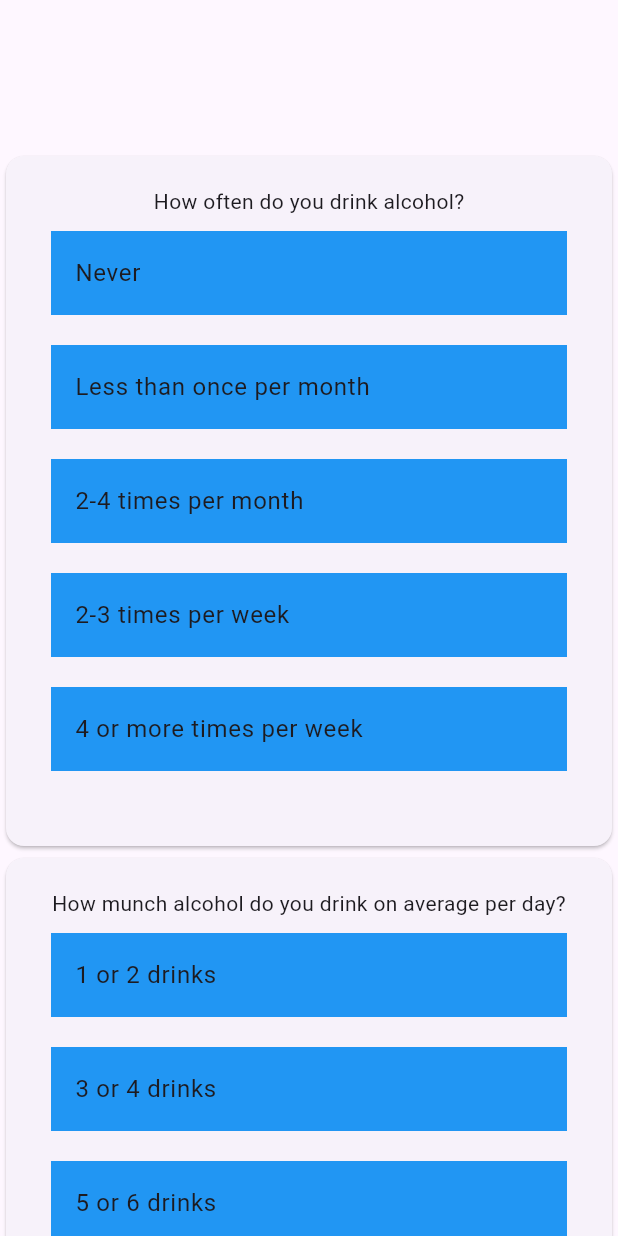
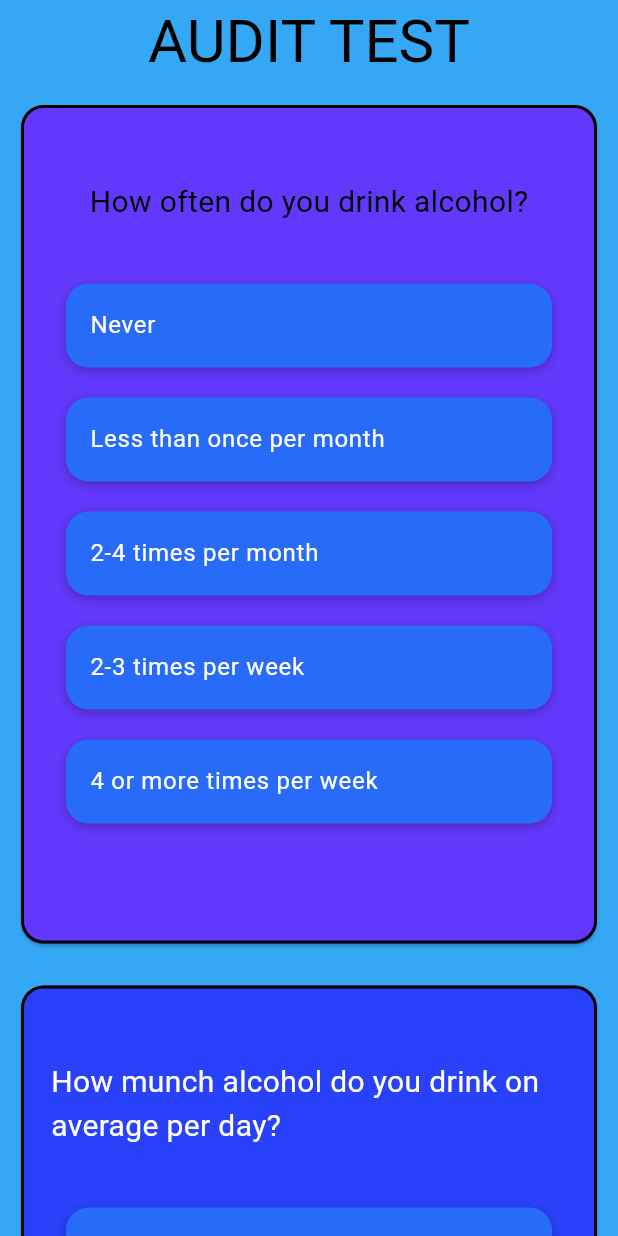
Before and after one commit to paololaudicina/login_flow_prova, a Flutter app: the Questionario screen opened directly, on a phone screen of 412 x 824 dp. Run offline on Flutter 3.47's test engine with Material 3 defaults, Android fonts, the phone set to English and light mode, and no system bars; our stand-ins replace jwt_decoder, shared_preferences; accounts and stored records are empty.

Commit message:
modifica colori

```diff
--- a/lib/screens/questionario.dart
+++ b/lib/screens/questionario.dart
@@ -17,7 +17,7 @@ class Questionario extends StatefulWidget {
 class _QuestionarioState extends State<Questionario> {
   final _quiz = Quiz();
   Map<int, int?> _selectedIndexMap = {};
-  int punteggio =0;
+  int punteggio = 0;
 
   void _changeColor(int quizIndex, int optionIndex) {
     setState(() {
@@ -33,10 +33,26 @@ class _QuestionarioState extends State<Questionario> {
       itemBuilder: (context, index) {
         bool isSelected = _selectedIndexMap[quizIndex] == index;
         return Container(
+          decoration: BoxDecoration(
+            color: isSelected
+                ? Color.fromARGB(255, 31, 148, 244)
+                : Color.fromARGB(255, 41, 107, 249),
+            borderRadius: BorderRadius.circular(15),
+            boxShadow: [
+              BoxShadow(
+                color: Colors.black26,
+                blurRadius: 5.0,
+                offset: Offset(0, 2),
+              ),
+            ],
+          ),
           margin: const EdgeInsets.all(10),
           child: ListTile(
-            tileColor: isSelected ? Colors.green : Colors.blue,
-            title: Text(_quiz.quiz[quizIndex].options.answer[index]),
+            // tileColor: isSelected ? Color.fromARGB(255, 31, 148, 244) : Color.fromARGB(255, 79, 41, 249),
+            title: Text(
+              _quiz.quiz[quizIndex].options.answer[index],
+              style: TextStyle(color: Colors.white),
+            ),
             onTap: () => _changeColor(quizIndex, index),
           ),
         );
@@ -44,75 +60,141 @@ class _QuestionarioState extends State<Questionario> {
       itemCount: _quiz.quiz[quizIndex].options.answer.length,
     );
   }
-
+// Color.fromARGB(255, 43, 100, 244)
   @override
   Widget build(BuildContext context) {
-
-    return Scaffold(
-      body: Padding(
-        padding: const EdgeInsets.only(top:100),
-        child: SingleChildScrollView(
+    return SafeArea(
+      child: Scaffold(
+          backgroundColor: Color.fromARGB(255, 53, 168, 245),
+          appBar: AppBar(
+            title: const Row(
+              mainAxisAlignment: MainAxisAlignment.center,
+              children: [
+                Text('AUDIT TEST',
+                    style: TextStyle(fontSize: 40, color: Colors.black)),
+              ],
+            ),
+            backgroundColor: Color.fromARGB(255, 53, 168, 245),
+          ),
+          body: SingleChildScrollView(
             child: Column(
               mainAxisAlignment: MainAxisAlignment.center,
               children: [
-              Card(
+                Padding(
+                  padding: const EdgeInsets.all(10),
+                  child: Card(
+                    color: Color.fromARGB(255, 99, 56, 253),
+
+                    shape: RoundedRectangleBorder(
+                      borderRadius: BorderRadius.circular(
+                          15.0), // Imposta il raggio degli angoli del bordo
+                      side: BorderSide(
+                          color: Colors.black,
+                          width:
+                              2.0), // Imposta il colore e lo spessore del bordo
+                    ),
                     child: Padding(
-                  padding: const EdgeInsets.all(20),
+                      padding: const EdgeInsets.only(top:50,left: 20,right: 20),
                       child: Column(
                           mainAxisAlignment: MainAxisAlignment.center,
-                    children:
-                    [ Text(_quiz.quiz[0].title),
-                      SizedBox(
-                        height: 400, // Imposta un'altezza per il ListView
+                          children: [
+                            Text(
+                              _quiz.quiz[0].title,
+                              style: const TextStyle(
+                                  fontSize: 20, color: Colors.black),
+                            ),
+                            Padding(
+                              padding: const EdgeInsets.only(top: 30),
+                              child: SizedBox(
+                                height: 450, // Imposta un'altezza per il ListView
                                 child: _listView(0),
                               ),
-                    ]
+                            ),
+                          ]),
                     ),
                   ),
                 ),
-               Card(
+                Padding(
+                  padding: const EdgeInsets.all(10),
+                  child: Card(
+                    color: Color.fromARGB(255, 41, 65, 249),
+                    shape: RoundedRectangleBorder(
+                      borderRadius: BorderRadius.circular(
+                          15.0), // Imposta il raggio degli angoli del bordo
+                      side: BorderSide(
+                          color: Colors.black,
+                          width:
+                              2.0), // Imposta il colore e lo spessore del bordo
+                    ),
                     child: Padding(
-                  padding: const EdgeInsets.all(20),
+                      padding: const EdgeInsets.only(top:50,left: 20,right: 20),
                       child: Column(
                           mainAxisAlignment: MainAxisAlignment.center,
-                    children:
-                    [ Text(_quiz.quiz[1].title),
-                      SizedBox(
-                        height: 400, // Imposta un'altezza per il ListView
+                          children: [
+                            Text(_quiz.quiz[1].title,
+                                style: const TextStyle(
+                                    fontSize: 20, color: Colors.white)),
+                            Padding(
+                              padding: const EdgeInsets.only(top: 30),
+                              child: SizedBox(
+                                height: 450, // Imposta un'altezza per il ListView
                                 child: _listView(1),
                               ),
-                    ]
+                            ),
+                          ]),
                     ),
                   ),
                 ),
-               Card(
+                Padding(
+                  padding: const EdgeInsets.all(10),
+                  child: Card(
+                    color: Color.fromARGB(255, 37, 6, 142),
+                    shape: RoundedRectangleBorder(
+                      borderRadius: BorderRadius.circular(
+                          15.0), // Imposta il raggio degli angoli del bordo
+                      side: BorderSide(
+                          color: Colors.black,
+                          width:
+                              2.0), // Imposta il colore e lo spessore del bordo
+                    ),
                     child: Padding(
-                  padding: const EdgeInsets.all(20),
+                      padding: EdgeInsets.only(top:50,left: 20,right: 20),
                       child: Column(
                           mainAxisAlignment: MainAxisAlignment.center,
-                    children:
-                    [ Text(_quiz.quiz[2].title),
-                      SizedBox(
-                        height: 400, // Imposta un'altezza per il ListView
+                          children: [
+                            Text(_quiz.quiz[2].title,
+                                style: const TextStyle(
+                                    fontSize: 20, color: Colors.white)),
+                            Padding(
+                              padding: const EdgeInsets.only(top: 30),
+                              child: SizedBox(
+                                height: 450, // Imposta un'altezza per il ListView
                                 child: _listView(2),
                               ),
-                    ]
+                            ),
+                          ]),
                     ),
                   ),
                 ),
-
-              ElevatedButton(onPressed: () async{
+                ElevatedButton(
+                    onPressed: () async {
                       final sp = await SharedPreferences.getInstance();
-               await sp.setInt('punteggio',punteggio);
-               Navigator.pushReplacement(context, MaterialPageRoute(builder: (_) => SplashQuiz()));
-
+                      await sp.setInt('punteggio', punteggio);
+                      Navigator.pushReplacement(context,
+                          MaterialPageRoute(builder: (_) => SplashQuiz()));
                     },
-              child: Text('Save'))
+                    style: ElevatedButton.styleFrom(
+                        backgroundColor: Colors.blue,
+                        shape: RoundedRectangleBorder(
+                            borderRadius: BorderRadius.all(Radius.circular(15)),
+                            side: BorderSide(color: Colors.black))),
+                    child: Text(
+                      'Save',
+                      style: TextStyle(color: Colors.white),
+                    ))
               ],
             ),
-        ),
-      )
-
+          )),
     );
   }
 }
```
Lines whose indentation alone changed are shown as unchanged.
